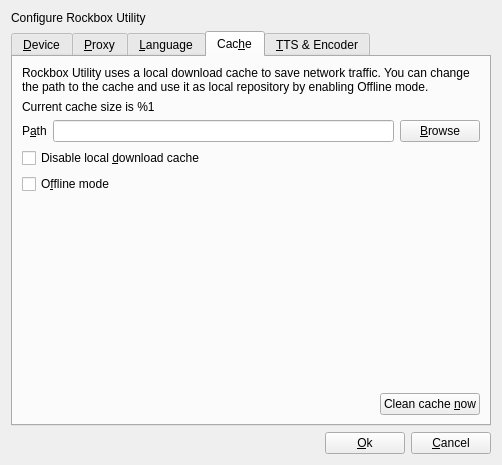
Before: the Qt Designer form rbutil/rbutilqt/configurefrm.ui in Rockbox/rockbox, drawn with Qt 5.
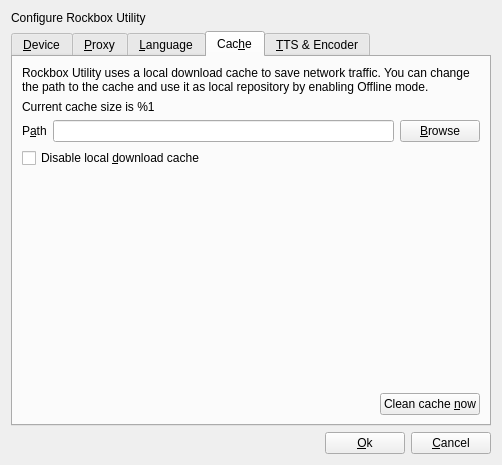
After: the same form once the commit is applied. The open tabs and pages were chosen to show the change. Icons and pictures are not drawn.

Commit message: Remove Rockbox Utility Offline Mode.

Diff of the .ui file:
```diff
--- a/rbutil/rbutilqt/configurefrm.ui
+++ b/rbutil/rbutilqt/configurefrm.ui
@@ -328,16 +328,6 @@
            </property>
           </widget>
          </item>
-         <item>
-          <widget class="QCheckBox" name="cacheOfflineMode">
-           <property name="toolTip">
-            <string>&lt;p&gt;This will try to use all information from the cache, even information about updates. Only use this option if you want to install without network connection. Note: you need to do the same install you want to perform later with network access first to download all required files to the cache.&lt;/p&gt;</string>
-           </property>
-           <property name="text">
-            <string>O&amp;ffline mode</string>
-           </property>
-          </widget>
-         </item>
         </layout>
        </item>
        <item row="4" column="1">
```
The commit also changes 7 other files.
